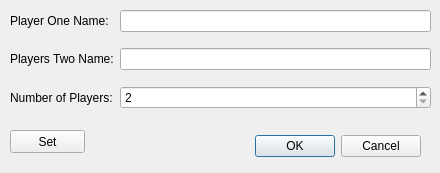
Old version of the form settings_UI.ui in the repository SlyCodePanda/magic-counter.
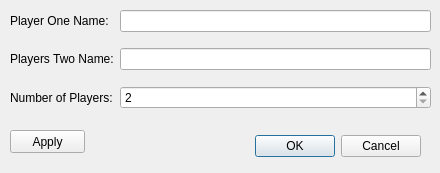
New version of the form.

Commit message:
Working cancel settings
Now have it so if you press 'Cancel' in the Settings dialog, it will not change the names of the Player objects or their labels in the main window.

```diff
--- a/settings_UI.ui
+++ b/settings_UI.ui
@@ -88,7 +88,7 @@
     </rect>
    </property>
    <property name="text">
-    <string>Set</string>
+    <string>Apply</string>
    </property>
   </widget>
  </widget>
```
Left out of the diff: 2 changed lines with no effect on the pictures. The commit also changes 2 other files.
